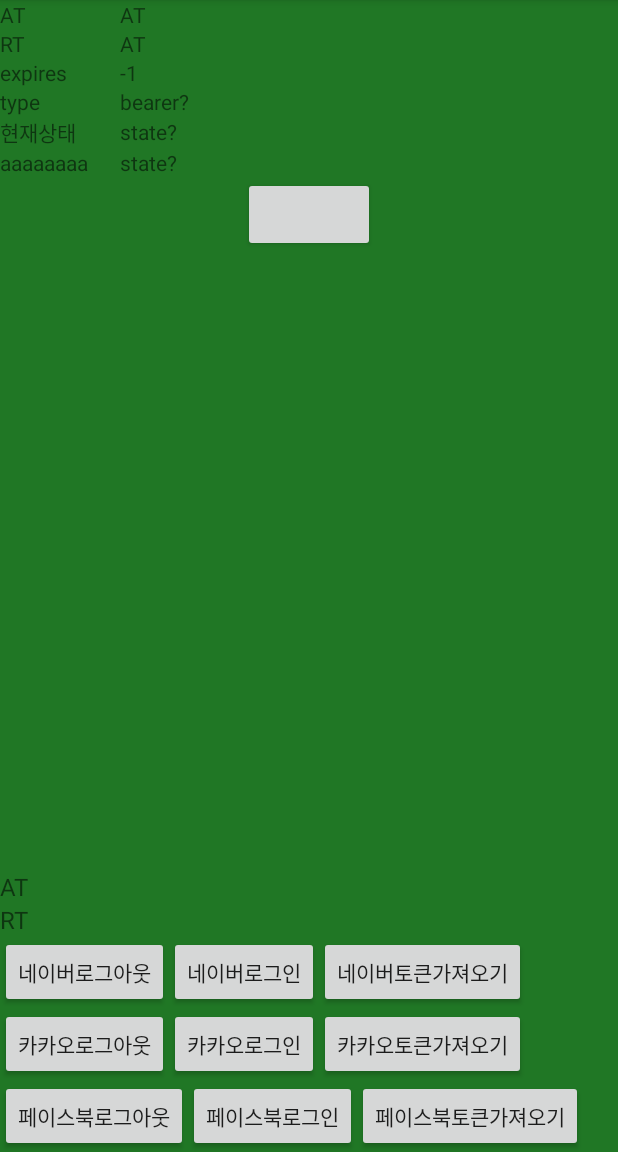
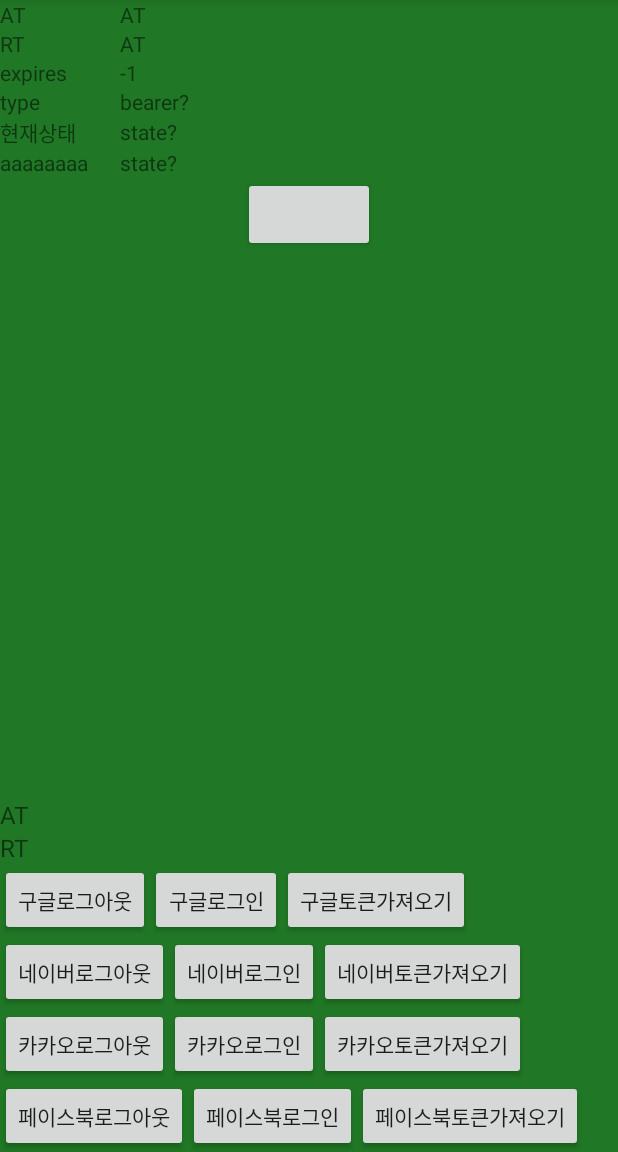
Before and after one commit to Kimseonju/AndroidLoginExample, an Android app: the screen it shows after launch (MainActivity), on a phone screen of 412 x 824 dp, the part 84-1236 px from its top. Run offline under Robolectric (Android 15) with nearby library versions, the phone set to English and light mode, and no system bars; libraries missing offline, so code that uses them is left out: com.facebook, com.facebook.appevents, com.facebook.login, com.kakao.auth, com.kakao.network and 3 more; plain views replace OAuthLoginButton; 8 statements that could not run were skipped.

Commit message:
구글로그인 구현

```diff
--- a/app/build.gradle
+++ b/app/build.gradle
@@ -33,6 +33,9 @@ dependencies {
     testImplementation 'junit:junit:4.12'
     androidTestImplementation 'androidx.test.ext:junit:1.1.1'
     androidTestImplementation 'androidx.test.espresso:espresso-core:3.2.0'
+    //구글로그인
+    //https://firebase.google.com/docs/auth/android/google-signin?hl=ko
+    implementation 'com.google.android.gms:play-services-auth:18.1.0'
     //카카오
     // 카카오 로그인
     implementation group: 'com.kakao.sdk', name: 'usermgmt', version: '1.30.0'
--- /dev/null
+++ b/app/src/main/java/com/example/androidloginexample/GoogleLogin.java
@@ -0,0 +1,99 @@
+package com.example.androidloginexample;
+
+import android.app.Activity;
+import android.content.Context;
+import android.content.Intent;
+import android.util.Log;
+
+import androidx.annotation.NonNull;
+import androidx.annotation.Nullable;
+import androidx.fragment.app.FragmentActivity;
+
+import com.google.android.gms.auth.api.Auth;
+import com.google.android.gms.auth.api.signin.GoogleSignIn;
+import com.google.android.gms.auth.api.signin.GoogleSignInAccount;
+import com.google.android.gms.auth.api.signin.GoogleSignInClient;
+import com.google.android.gms.auth.api.signin.GoogleSignInOptions;
+import com.google.android.gms.common.ConnectionResult;
+import com.google.android.gms.common.Scopes;
+import com.google.android.gms.common.api.ApiException;
+import com.google.android.gms.common.api.GoogleApiClient;
+import com.google.android.gms.common.api.Scope;
+import com.google.android.gms.tasks.OnCompleteListener;
+import com.google.android.gms.tasks.Task;
+
+import java.util.concurrent.Executor;
+
+public class GoogleLogin implements LoginControl, GoogleApiClient.OnConnectionFailedListener {
+    private Context mContext;
+    private FragmentActivity mActivity;
+    private LoginHandler mhandler;
+    private static final String TAG = "GoogleActivity";
+    private static final int RC_SIGN_IN = 9001;
+    private static final int RC_GET_AUTH_CODE = 9003;
+    private GoogleSignInClient  mGoogleSignInClient;
+    public static GoogleSignInAccount account;
+    public GoogleLogin(FragmentActivity Activity, Context context, LoginControl.LoginHandler handler)
+    {
+        mActivity=Activity;
+        mContext=context;
+        mhandler=handler;
+        init();
+    }
+
+    public void init() {
+        String serverClientId = mContext.getString(R.string.google_client_id);
+        String projectId = mContext.getString(R.string.project_id);
+        GoogleSignInOptions gso = new GoogleSignInOptions.Builder(GoogleSignInOptions.DEFAULT_SIGN_IN)
+                .requestScopes(new Scope(Scopes.DRIVE_APPFOLDER))
+                .requestServerAuthCode(serverClientId)
+                //requestIdToken() 서버용 토큰?
+                .requestEmail()
+                .build();
+
+        mGoogleSignInClient = GoogleSignIn.getClient(mActivity, gso);
+        GoogleSignInAccount account = GoogleSignIn.getLastSignedInAccount(mContext);
+    }
+
+    @Override
+    public void onActivityResult(int requestCode, int resultCode, Intent data) {
+// Result returned from launching the Intent from GoogleSignInClient.getSignInIntent(...);
+        if (requestCode == RC_GET_AUTH_CODE) {
+            // [START get_auth_code]
+            Task<GoogleSignInAccount> task = GoogleSignIn.getSignedInAccountFromIntent(data);
+            try {
+                GoogleSignInAccount account1 = task.getResult(ApiException.class);
+                this.account=account1;
+
+                // Show signed-un UI
+                // TODO(developer): send code to server and exchange for access/refresh/ID tokens
+            } catch (ApiException e) {
+                Log.w(TAG, "Sign-in failed", e);
+            }
+            // [END get_auth_code]
+        }
+    }
+
+    @Override
+    public void Login(Activity activity) {
+        Intent signInIntent = mGoogleSignInClient.getSignInIntent();
+        mActivity.startActivityForResult(signInIntent, RC_GET_AUTH_CODE);
+    }
+
+    @Override
+    public void Logout() {
+        mGoogleSignInClient.signOut()
+                .addOnCompleteListener(mActivity, new OnCompleteListener<Void>() {
+                    @Override
+                    public void onComplete(@NonNull Task<Void> task) {
+                        // ...
+                    }
+                });
+    }
+
+
+    @Override
+    public void onConnectionFailed(@NonNull ConnectionResult connectionResult) {
+
+    }
+}
--- a/app/src/main/res/layout/activity_main.xml
+++ b/app/src/main/res/layout/activity_main.xml
@@ -128,6 +128,7 @@
                 android:id="@+id/buttonOAuthLoginImg"
                 android:layout_width="wrap_content"
                 android:layout_height="50dp" />
+
         </LinearLayout>
         <LinearLayout
             android:layout_width="fill_parent"
@@ -157,6 +158,34 @@
             android:text="RT"
             android:textSize="16dp"
             ></TextView>
+        <LinearLayout
+            android:layout_width="match_parent"
+            android:layout_height="wrap_content"
+            android:orientation="horizontal"
+            >
+            <Button
+                android:id="@+id/googlelogout"
+                android:layout_width="wrap_content"
+                android:layout_height="wrap_content"
+                android:text="구글로그아웃"
+                android:onClick="clickHandler"
+                ></Button>
+            <Button
+                android:id="@+id/googlelogin"
+                android:layout_width="wrap_content"
+                android:layout_height="wrap_content"
+                android:text="구글로그인"
+                android:onClick="clickHandler"
+                ></Button>
+            <Button
+                android:id="@+id/google_refresh"
+                android:layout_width="wrap_content"
+                android:layout_height="wrap_content"
+                android:text="구글토큰가져오기"
+                android:onClick="clickHandler"
+                ></Button>
+        </LinearLayout>
+
         <LinearLayout
             android:layout_width="match_parent"
             android:layout_height="wrap_content"
--- a/app/src/main/res/values/strings.xml
+++ b/app/src/main/res/values/strings.xml
@@ -2,6 +2,9 @@
     <string name="app_name">AndroidLoginExample</string>
     <string name="facebook_app_id">1002906453488963</string>
     <string name="fb_login_protocol_scheme">fb1002906453488963</string>
+    <string name="google_client_id">994676131557-s4v0d31t6ltv3qrmocimipqnqjn701ru.apps.googleusercontent.com</string>
+    <string name="project_id">CRY5caruV6KCqp0A0ddXiaYD</string>
+
 
     <string name="kakao_app_key">0ecd692a4ae184054ef783bbd0f967df</string>
 </resources>
--- a/build.gradle
+++ b/build.gradle
@@ -6,6 +6,7 @@ buildscript {
     }
     dependencies {
         classpath "com.android.tools.build:gradle:4.0.0"
+        classpath 'com.google.gms:google-services:4.3.3'
 
         // NOTE: Do not place your application dependencies here; they belong
         // in the individual module build.gradle files
```
Also changed, not shown: app/src/main/java/com/example/androidloginexample/MainActivity.java (+52 -7 lines).
